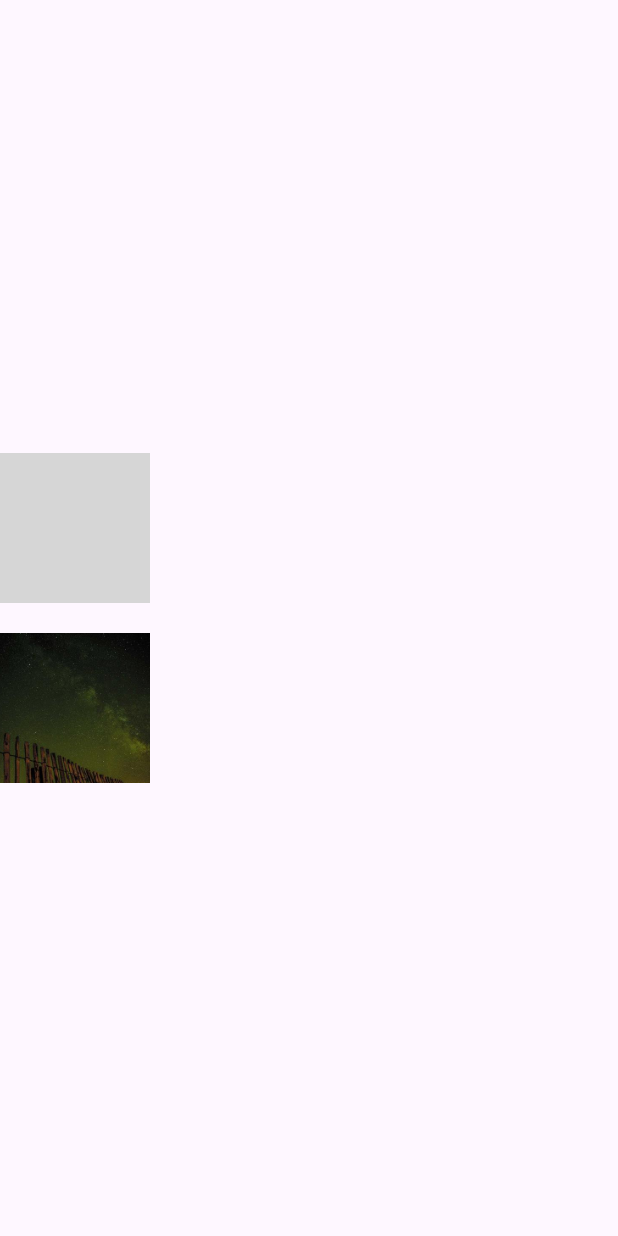
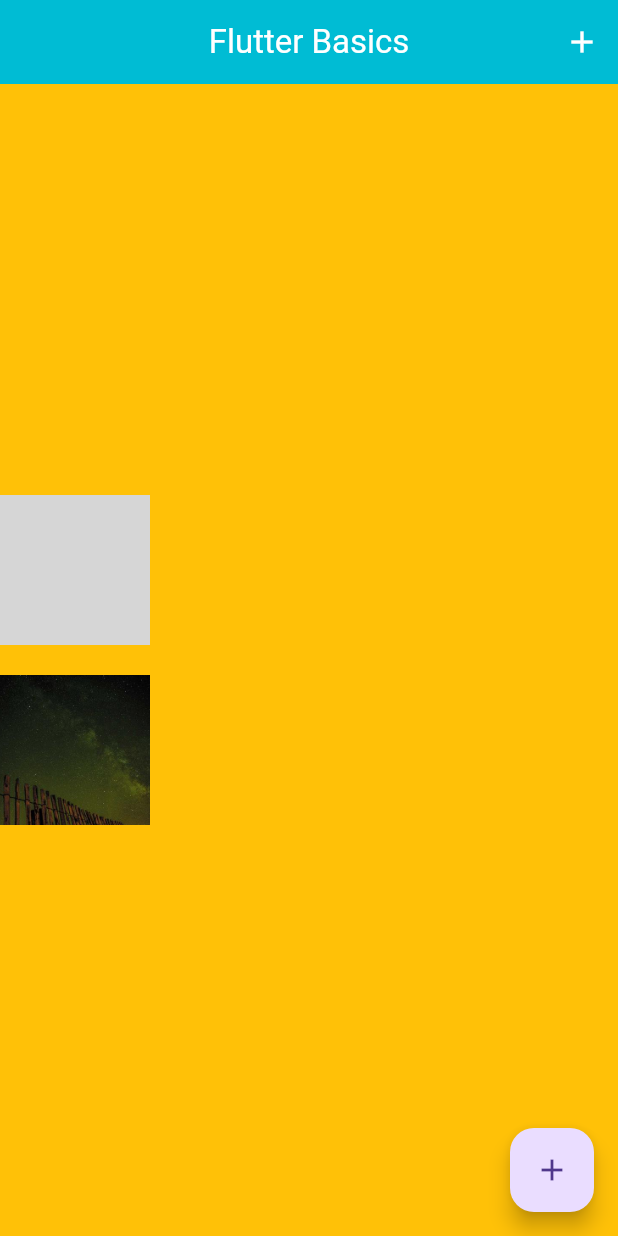
Before and after one commit to MxAlfredo/flutter_basics, a Flutter app: the screen it shows after launch, on a phone screen of 412 x 824 dp. Run offline on Flutter 3.47's test engine with Material 3 defaults, Android fonts, the phone set to English and light mode, and no system bars; network calls fail; grey boxes are pictures that could not be loaded.

Commit message:
Refactor MainApp to include AppBar and maintain consistent styling

```diff
--- a/lib/main.dart
+++ b/lib/main.dart
@@ -15,9 +15,23 @@ class MainApp extends StatelessWidget {
 
   @override
   Widget build(BuildContext context) {
-    return const MaterialApp(
+    return MaterialApp(
       home: Scaffold(
-        body: ImageExample()
+        appBar: AppBar(
+          title: Text('Flutter Basics'),
+          centerTitle: true,
+          backgroundColor: Colors.cyan,
+          foregroundColor: Colors.white,
+          actions: [
+            IconButton(onPressed: () {}, icon: Icon(Icons.add)),
+          ],
+        ),
+        backgroundColor: Colors.amber,
+        body: ImageExample(),
+        floatingActionButton: FloatingActionButton(
+          onPressed: () {},
+          child: Icon(Icons.add),
+        ),
       ),
     );
   }
```
